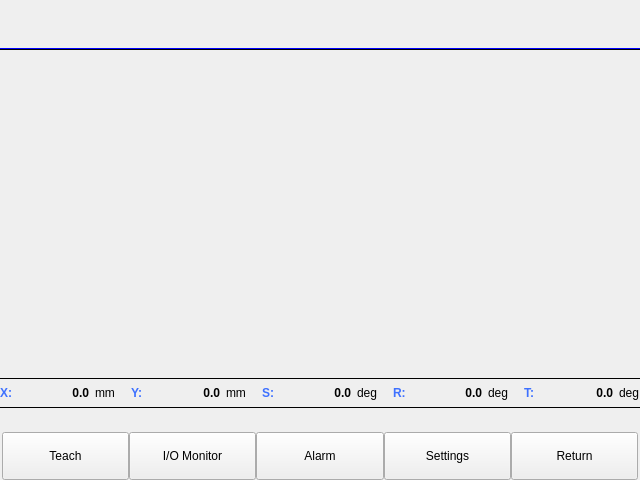
Old version of the form mainframe.ui in the repository GaussCheng/2-5AxisPunch.
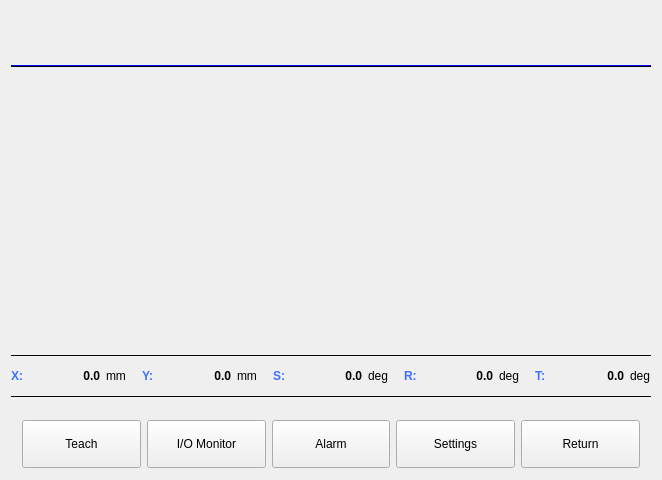
New version of the form. Custom widgets are drawn as their Qt base class.

Patch:
```diff
--- a/mainframe.ui
+++ b/mainframe.ui
@@ -14,21 +14,6 @@
    <string>MainFrame</string>
   </property>
   <layout class="QVBoxLayout" name="verticalLayout">
-   <property name="spacing">
-    <number>0</number>
-   </property>
-   <property name="leftMargin">
-    <number>0</number>
-   </property>
-   <property name="topMargin">
-    <number>0</number>
-   </property>
-   <property name="rightMargin">
-    <number>0</number>
-   </property>
-   <property name="bottomMargin">
-    <number>0</number>
-   </property>
    <item>
     <widget class="QWidget" name="headerContainer" native="true">
      <property name="minimumSize">
@@ -816,16 +801,15 @@
     </widget>
    </item>
    <item>
-    <layout class="QHBoxLayout" name="categoryButtonLayout">
-     <property name="spacing">
-      <number>0</number>
+    <widget class="QStackedWidget" name="stackedWidget">
+     <property name="maximumSize">
+      <size>
+       <width>16777215</width>
+       <height>60</height>
+      </size>
      </property>
-     <property name="leftMargin">
-      <number>2</number>
-     </property>
-     <property name="rightMargin">
-      <number>2</number>
-     </property>
+     <widget class="QWidget" name="page_5">
+      <layout class="QHBoxLayout" name="horizontalLayout_2">
      <item>
       <widget class="QPushButton" name="teachButton">
        <property name="minimumSize">
@@ -850,7 +834,7 @@
        <property name="minimumSize">
         <size>
          <width>0</width>
-         <height>32</height>
+           <height>48</height>
         </size>
        </property>
        <property name="text">
@@ -869,7 +853,7 @@
        <property name="minimumSize">
         <size>
          <width>0</width>
-         <height>32</height>
+           <height>48</height>
         </size>
        </property>
        <property name="text">
@@ -888,7 +872,7 @@
        <property name="minimumSize">
         <size>
          <width>0</width>
-         <height>32</height>
+           <height>48</height>
         </size>
        </property>
        <property name="text">
@@ -907,7 +891,7 @@
        <property name="minimumSize">
         <size>
          <width>0</width>
-         <height>32</height>
+           <height>48</height>
         </size>
        </property>
        <property name="text">
@@ -916,6 +900,9 @@
       </widget>
      </item>
     </layout>
+     </widget>
+     <widget class="QWidget" name="page_6"/>
+    </widget>
    </item>
   </layout>
  </widget>
```
Left out of the diff: 1 changed line with no effect on the pictures. Lines whose indentation alone changed are shown as unchanged.
